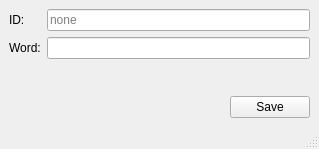
The window that OTModules/wFbh/waddword.ui (pietr26/OMSI-Tools) describes before a commit, drawn with Qt 5.
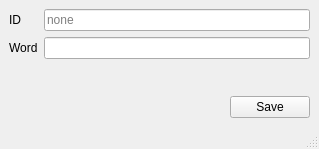
The same window after the commit. Icons and pictures are not drawn.

```diff
--- a/OTModules/wFbh/waddword.ui
+++ b/OTModules/wFbh/waddword.ui
@@ -24,7 +24,7 @@
       <item row="0" column="0">
        <widget class="QLabel" name="lblID">
         <property name="text">
-         <string>ID:</string>
+         <string notr="true">ID</string>
         </property>
        </widget>
       </item>
@@ -44,7 +44,7 @@
       <item row="1" column="0">
        <widget class="QLabel" name="lblWord">
         <property name="text">
-         <string>Word:</string>
+         <string notr="true">Word</string>
         </property>
        </widget>
       </item>
```
Left out of the diff: 4 changed lines with no effect on the pictures.
